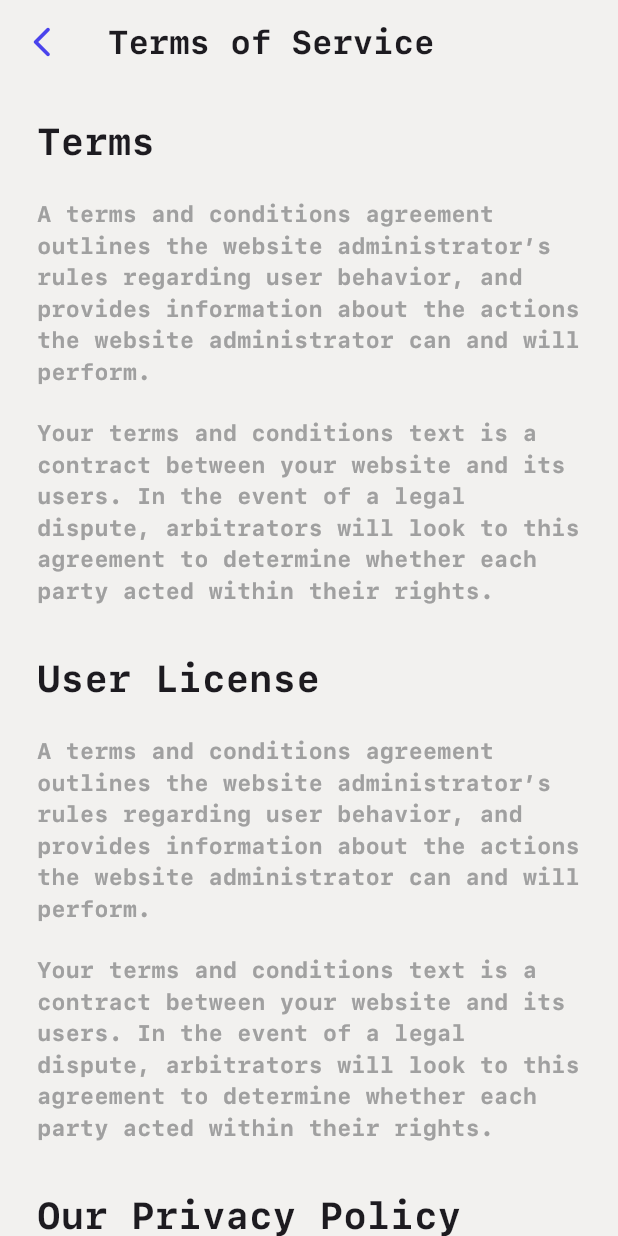
After one commit to HessahOfficial/7essa-mobile-app, a Flutter app: the PrivacyPolicyScreen screen opened directly, on a phone screen of 412 x 824 dp. The commit adds this screen. Run offline on Flutter 3.47's test engine with Material 3 defaults, Android fonts, the phone set to English and light mode, and no system bars; our stand-ins replace fl_chart, flutter_svg, font_awesome_flutter, get, syncfusion_flutter_charts; missing offline and left inert: dart:ffi; project files that could hold a hidden picture were left out.

Commit message:
finifsh privacy policy screen

```diff
--- a/lib/screens/notifications_screen.dart
+++ b/lib/screens/notifications_screen.dart
@@ -24,6 +24,7 @@ class _NotificationsScreenState extends State<NotificationsScreen> {
     return Scaffold(
       appBar: AppBar(
         backgroundColor: AppColors.white1,
+        surfaceTintColor: AppColors.white1,
         leading: GestureDetector(
           onTap: () {
             Get.back();
--- /dev/null
+++ b/lib/screens/privacy_policy_screen.dart
@@ -0,0 +1,93 @@
+import 'package:flutter/material.dart';
+import 'package:get/get.dart';
+
+import '../constants/app_colors.dart';
+
+class PrivacyPolicyScreen extends StatefulWidget {
+  const PrivacyPolicyScreen({super.key});
+
+  @override
+  State<PrivacyPolicyScreen> createState() => _PrivacyPolicyScreenState();
+}
+
+class _PrivacyPolicyScreenState extends State<PrivacyPolicyScreen> {
+
+  String text1 = "A terms and conditions agreement outlines the website administrator’s rules regarding user behavior, and provides information about the actions the website administrator can and will perform.";
+  String text2 = "Your terms and conditions text is a contract between your website and its users. In the event of a legal dispute, arbitrators will look to this agreement to determine whether each party acted within their rights.";
+
+  TextStyle titleStyle = TextStyle(
+    fontWeight: FontWeight.bold,
+    fontSize: 25
+  );
+
+  TextStyle descriptionStyle = TextStyle(
+      color: AppColors.gray,
+      fontWeight: FontWeight.bold,
+      fontSize: 15
+  );
+
+  @override
+  Widget build(BuildContext context) {
+
+    double screenWidth = MediaQuery.of(context).size.width;
+
+    return Scaffold(
+      appBar: AppBar(
+        backgroundColor: AppColors.white1,
+        surfaceTintColor: AppColors.white1,
+        leading: GestureDetector(
+          onTap: () {
+            Get.back();
+          },
+          child: Icon(Icons.arrow_back_ios_new_rounded, color: AppColors.accentColor,),
+        ),
+        title: Text("Terms of Service", style: TextStyle(
+            fontWeight: FontWeight.bold
+        ),),
+      ),
+      backgroundColor: AppColors.white1,
+      body: SingleChildScrollView(
+        padding: EdgeInsets.only(
+          top: 20,
+          left: screenWidth * 0.06,
+          right: screenWidth * 0.06
+        ),
+        child: Column(
+          crossAxisAlignment: CrossAxisAlignment.start,
+          children: [
+            Column(
+              crossAxisAlignment: CrossAxisAlignment.start,
+              children: [
+                Text("Terms", style: titleStyle,),
+                SizedBox(height: 20),
+                Text(text1, style: descriptionStyle,),
+                SizedBox(height: 20),
+                Text(text2, style: descriptionStyle,),
+              ],
+            ),
+            SizedBox(height: 30),
+            Column(
+              crossAxisAlignment: CrossAxisAlignment.start,
+              children: [
+                Text("User License", style: titleStyle,),
+                SizedBox(height: 20),
+                Text(text1, style: descriptionStyle,),
+                SizedBox(height: 20),
+                Text(text2, style: descriptionStyle,),
+              ],
+            ),
+            SizedBox(height: 30),
+            Column(
+              crossAxisAlignment: CrossAxisAlignment.start,
+              children: [
+                Text("Our Privacy Policy", style: titleStyle,),
+                SizedBox(height: 20),
+                Text(text1, style: descriptionStyle,),
+              ],
+            ),
+          ],
+        ),
+      ),
+    );
+  }
+}
--- a/lib/screens/settings_screen.dart
+++ b/lib/screens/settings_screen.dart
@@ -4,6 +4,7 @@ import 'package:get/get.dart';
 import 'package:hessa/screens/contact_us_screen.dart';
 import 'package:hessa/screens/login-screen.dart';
 import 'package:hessa/screens/notifications_screen.dart';
+import 'package:hessa/screens/privacy_policy_screen.dart';
 import 'package:hessa/widgets/setting_item.dart';
 
 import '../constants/app_colors.dart';
@@ -33,7 +34,7 @@ class _SettingsScreenState extends State<SettingsScreen> {
           onTap: () {
             Get.back();
           },
-          child: Icon(Icons.arrow_back_ios_new_rounded,),
+          child: Icon(Icons.arrow_back_ios_new_rounded, color: AppColors.accentColor,),
         ),
         title: Text("Settings", style: TextStyle(
             fontWeight: FontWeight.bold
@@ -59,7 +60,9 @@ class _SettingsScreenState extends State<SettingsScreen> {
                   title: "Privacy Policy",
                   backgroundColor: AppColors.lightOrange,
                   iconWidget: FaIcon(FontAwesomeIcons.checkCircle, color: AppColors.orange, size: 20,),
-
+                  onTap: () {
+                    Get.to(PrivacyPolicyScreen());
+                  },
                 ),
                 SettingItem(
                   title: "Contact Us",
```
Also changed, not shown: 4 other files.
